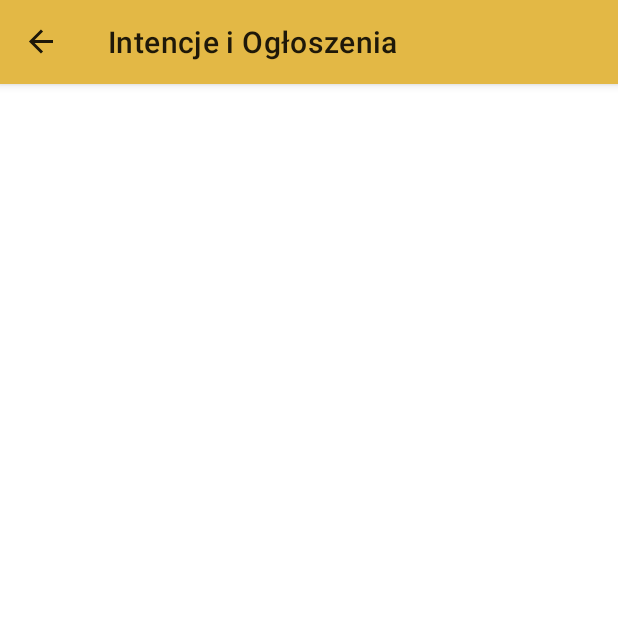
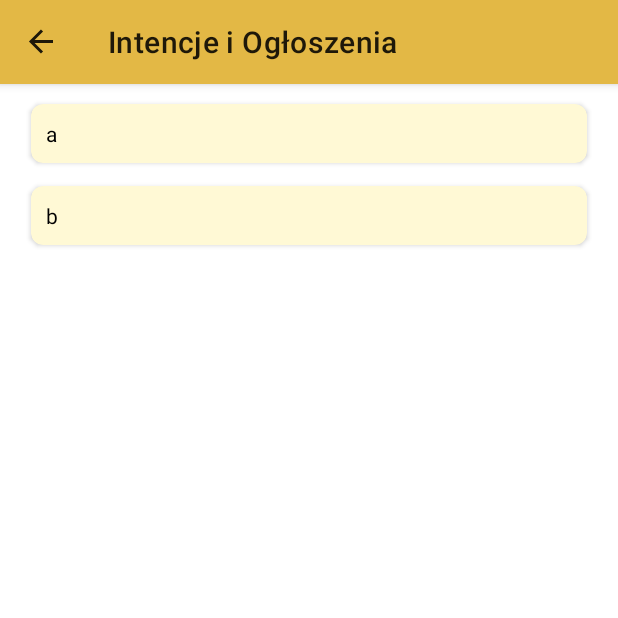
Before and after one commit to Luncenok/parafia-w-wielichowie, an Android app: the screen it shows after launch (MainActivity), after a tap on "INTENCJE I OGŁOSZENIA", on a phone screen of 412 x 824 dp, the top half of it. Run offline under Robolectric (Android 15) with nearby library versions, the phone set to English and light mode, and no system bars; our stand-ins replace data binding, navigation-ui.

Commit message:
Add list_item_ogloszenie layout and add recyclerView to fragment_ogloszenia

```diff
--- a/app/src/main/AndroidManifest.xml
+++ b/app/src/main/AndroidManifest.xml
@@ -9,7 +9,7 @@
         android:roundIcon="@mipmap/ic_launcher_round"
         android:supportsRtl="true"
         android:theme="@style/AppTheme">
-        <activity android:name=".ui.MainActivity">
+        <activity android:name=".MainActivity">
             <intent-filter>
                 <action android:name="android.intent.action.MAIN" />
 
--- a/app/src/main/java/codes/idziejczak/parafiawwielichowie/ui/MainActivity.kt
+++ b/app/src/main/java/codes/idziejczak/parafiawwielichowie/MainActivity.kt
@@ -1,10 +1,9 @@
-package codes.idziejczak.parafiawwielichowie.ui
+package codes.idziejczak.parafiawwielichowie
 
 import android.os.Bundle
 import androidx.appcompat.app.AppCompatActivity
 import androidx.navigation.findNavController
 import androidx.navigation.ui.NavigationUI
-import codes.idziejczak.parafiawwielichowie.R
 
 class MainActivity : AppCompatActivity() {
     override fun onCreate(savedInstanceState: Bundle?) {
--- a/app/src/main/java/codes/idziejczak/parafiawwielichowie/ui/HomeFragment.kt
+++ b/app/src/main/java/codes/idziejczak/parafiawwielichowie/home/HomeFragment.kt
@@ -1,4 +1,4 @@
-package codes.idziejczak.parafiawwielichowie.ui
+package codes.idziejczak.parafiawwielichowie.home
 
 import android.os.Bundle
 import android.view.LayoutInflater
@@ -10,7 +10,6 @@ import androidx.lifecycle.ViewModelProvider
 import androidx.navigation.fragment.findNavController
 import codes.idziejczak.parafiawwielichowie.R
 import codes.idziejczak.parafiawwielichowie.databinding.FragmentHomeBinding
-import codes.idziejczak.parafiawwielichowie.viewmodels.HomeViewModel
 
 class HomeFragment : Fragment() {
 
@@ -27,7 +26,6 @@ class HomeFragment : Fragment() {
             DataBindingUtil.inflate(inflater, R.layout.fragment_home, container, false)
         binding.viewModel = viewModel
         binding.lifecycleOwner = this
-        activity?.actionBar?.title = getString(R.string.app_name)
 
         viewModel.navigateToOgloszenia.observe(viewLifecycleOwner, {
             if (it == true) {
--- a/app/src/main/java/codes/idziejczak/parafiawwielichowie/viewmodels/HomeViewModel.kt
+++ b/app/src/main/java/codes/idziejczak/parafiawwielichowie/home/HomeViewModel.kt
@@ -1,4 +1,4 @@
-package codes.idziejczak.parafiawwielichowie.viewmodels
+package codes.idziejczak.parafiawwielichowie.home
 
 import androidx.lifecycle.LiveData
 import androidx.lifecycle.MutableLiveData
--- /dev/null
+++ b/app/src/main/java/codes/idziejczak/parafiawwielichowie/ogloszenia/OgloszeniaAdapter.kt
@@ -0,0 +1,44 @@
+package codes.idziejczak.parafiawwielichowie.ogloszenia
+
+import android.view.LayoutInflater
+import android.view.ViewGroup
+import androidx.annotation.LayoutRes
+import androidx.databinding.DataBindingUtil
+import androidx.recyclerview.widget.RecyclerView
+import codes.idziejczak.parafiawwielichowie.R
+import codes.idziejczak.parafiawwielichowie.databinding.ListItemOgloszenieBinding
+
+class OgloszeniaAdapter : RecyclerView.Adapter<OgloszeniaAdapter.ViewHolder>() {
+
+    var ogloszeniaList = emptyList<String>()
+        set(value) {
+            field = value
+            notifyDataSetChanged()
+        }
+
+    class ViewHolder(val binding: ListItemOgloszenieBinding) :
+        RecyclerView.ViewHolder(binding.root) {
+        companion object {
+            @LayoutRes
+            val LAYOUT = R.layout.list_item_ogloszenie
+        }
+    }
+
+    override fun onCreateViewHolder(parent: ViewGroup, viewType: Int): ViewHolder {
+        val withDataBinding: ListItemOgloszenieBinding = DataBindingUtil.inflate(
+            LayoutInflater.from(parent.context),
+            ViewHolder.LAYOUT,
+            parent,
+            false
+        )
+        return ViewHolder(withDataBinding)
+    }
+
+    override fun onBindViewHolder(holder: ViewHolder, position: Int) {
+        holder.binding.also {
+            it.test.text = ogloszeniaList[position]
+        }
+    }
+
+    override fun getItemCount(): Int = ogloszeniaList.size
+}
--- a/app/src/main/java/codes/idziejczak/parafiawwielichowie/ui/OgloszeniaFragment.kt
+++ b/app/src/main/java/codes/idziejczak/parafiawwielichowie/ogloszenia/OgloszeniaFragment.kt
@@ -1,4 +1,4 @@
-package codes.idziejczak.parafiawwielichowie.ui
+package codes.idziejczak.parafiawwielichowie.ogloszenia
 
 import android.os.Bundle
 import android.view.LayoutInflater
@@ -7,9 +7,9 @@ import android.view.ViewGroup
 import androidx.databinding.DataBindingUtil
 import androidx.fragment.app.Fragment
 import androidx.lifecycle.ViewModelProvider
+import androidx.recyclerview.widget.LinearLayoutManager
 import codes.idziejczak.parafiawwielichowie.R
 import codes.idziejczak.parafiawwielichowie.databinding.FragmentOgloszeniaBinding
-import codes.idziejczak.parafiawwielichowie.viewmodels.OgloszeniaViewModel
 
 class OgloszeniaFragment : Fragment() {
 
@@ -24,7 +24,12 @@ class OgloszeniaFragment : Fragment() {
         val binding: FragmentOgloszeniaBinding =
             DataBindingUtil.inflate(inflater, R.layout.fragment_ogloszenia, container, false)
         binding.lifecycleOwner = this
-        activity?.actionBar?.title = getString(R.string.home_intencje_i_ogloszenia)
+
+        val adapter = OgloszeniaAdapter()
+        adapter.ogloszeniaList = viewModel.ogloszeniaList
+        binding.ogloszeniaList.adapter = adapter
+        binding.ogloszeniaList.layoutManager = LinearLayoutManager(context)
+
 
         return binding.root
     }
--- /dev/null
+++ b/app/src/main/java/codes/idziejczak/parafiawwielichowie/ogloszenia/OgloszeniaViewModel.kt
@@ -0,0 +1,7 @@
+package codes.idziejczak.parafiawwielichowie.ogloszenia
+
+import androidx.lifecycle.ViewModel
+
+class OgloszeniaViewModel : ViewModel() {
+    val ogloszeniaList: List<String> = listOf("a", "b")
+}
--- a/app/src/main/res/layout/fragment_home.xml
+++ b/app/src/main/res/layout/fragment_home.xml
@@ -7,14 +7,14 @@
 
         <variable
             name="viewModel"
-            type="codes.idziejczak.parafiawwielichowie.viewmodels.HomeViewModel" />
+            type="codes.idziejczak.parafiawwielichowie.home.HomeViewModel" />
 
     </data>
 
     <androidx.constraintlayout.widget.ConstraintLayout
         android:layout_width="match_parent"
         android:layout_height="match_parent"
-        tools:context=".ui.HomeFragment">
+        tools:context=".home.HomeFragment">
 
         <androidx.cardview.widget.CardView
             android:id="@+id/home_image_cardview"
--- a/app/src/main/res/layout/fragment_ogloszenia.xml
+++ b/app/src/main/res/layout/fragment_ogloszenia.xml
@@ -1,16 +1,23 @@
 <?xml version="1.0" encoding="utf-8"?>
-<layout>
+<layout xmlns:android="http://schemas.android.com/apk/res/android"
+    xmlns:app="http://schemas.android.com/apk/res-auto"
+    xmlns:tools="http://schemas.android.com/tools">
 
-    <androidx.constraintlayout.widget.ConstraintLayout xmlns:android="http://schemas.android.com/apk/res/android"
-        xmlns:tools="http://schemas.android.com/tools"
+    <androidx.constraintlayout.widget.ConstraintLayout
         android:layout_width="match_parent"
         android:layout_height="match_parent"
-        tools:context=".ui.OgloszeniaFragment">
+        tools:context=".ogloszenia.OgloszeniaFragment">
 
-        <TextView
+        <androidx.recyclerview.widget.RecyclerView
             android:layout_width="match_parent"
             android:layout_height="match_parent"
-            tools:text="Hello" />
+            android:id="@+id/ogloszenia_list"
+            android:layout_margin="5dp"
+            app:layout_constraintBottom_toBottomOf="parent"
+            app:layout_constraintEnd_toEndOf="parent"
+            app:layout_constraintStart_toStartOf="parent"
+            app:layout_constraintTop_toTopOf="parent"
+            tools:listitem="@layout/list_item_ogloszenie" />
 
     </androidx.constraintlayout.widget.ConstraintLayout>
 </layout>
--- /dev/null
+++ b/app/src/main/res/layout/list_item_ogloszenie.xml
@@ -0,0 +1,35 @@
+<?xml version="1.0" encoding="utf-8"?>
+<layout xmlns:android="http://schemas.android.com/apk/res/android"
+    xmlns:app="http://schemas.android.com/apk/res-auto"
+    xmlns:tools="http://schemas.android.com/tools">
+
+    <androidx.constraintlayout.widget.ConstraintLayout
+        android:layout_width="match_parent"
+        android:layout_height="wrap_content">
+
+        <androidx.cardview.widget.CardView
+            android:layout_width="match_parent"
+            android:layout_height="wrap_content"
+            android:layout_marginStart="15dp"
+            android:layout_marginTop="8dp"
+            android:layout_marginEnd="15dp"
+            android:layout_marginBottom="7dp"
+            android:backgroundTint="@color/primaryVeryLightColor"
+            android:elevation="10dp"
+            app:cardCornerRadius="8dp"
+            app:layout_constraintBottom_toBottomOf="parent"
+            app:layout_constraintEnd_toEndOf="parent"
+            app:layout_constraintStart_toStartOf="parent"
+            app:layout_constraintTop_toTopOf="parent">
+
+            <TextView
+                android:id="@+id/test"
+                android:layout_width="match_parent"
+                android:layout_height="wrap_content"
+                android:padding="10dp"
+                android:textColor="?attr/colorOnPrimary"
+                tools:text="a" />
+
+        </androidx.cardview.widget.CardView>
+    </androidx.constraintlayout.widget.ConstraintLayout>
+</layout>
--- a/app/src/main/res/navigation/navigation.xml
+++ b/app/src/main/res/navigation/navigation.xml
@@ -5,7 +5,7 @@
     app:startDestination="@id/homeFragment">
     <fragment
         android:id="@+id/homeFragment"
-        android:name="codes.idziejczak.parafiawwielichowie.ui.HomeFragment"
+        android:name="codes.idziejczak.parafiawwielichowie.home.HomeFragment"
         android:label="HomeFragment">
         <action
             android:id="@+id/action_homeFragment_to_ogloszeniaFragment"
@@ -13,7 +13,7 @@
     </fragment>
     <fragment
         android:id="@+id/ogloszeniaFragment"
-        android:name="codes.idziejczak.parafiawwielichowie.ui.OgloszeniaFragment"
+        android:name="codes.idziejczak.parafiawwielichowie.ogloszenia.OgloszeniaFragment"
         android:label="OgloszeniaFragment">
         <action
             android:id="@+id/action_ogloszeniaFragment_to_homeFragment"
--- a/app/src/main/res/values/colors.xml
+++ b/app/src/main/res/values/colors.xml
@@ -4,4 +4,5 @@
     <color name="primaryLightColor">#ffea76</color>
     <color name="primaryDarkColor">#ae880c</color>
     <color name="primaryTextColor">#000000</color>
+    <color name="primaryVeryLightColor">#FFF9D5</color>
 </resources>
```
Also changed, not shown: app/src/main/java/codes/idziejczak/parafiawwielichowie/viewmodels/OgloszeniaViewModel.kt (deleted, +0 -7 lines), app/src/main/res/values/strings.xml (+37 -0 lines).
